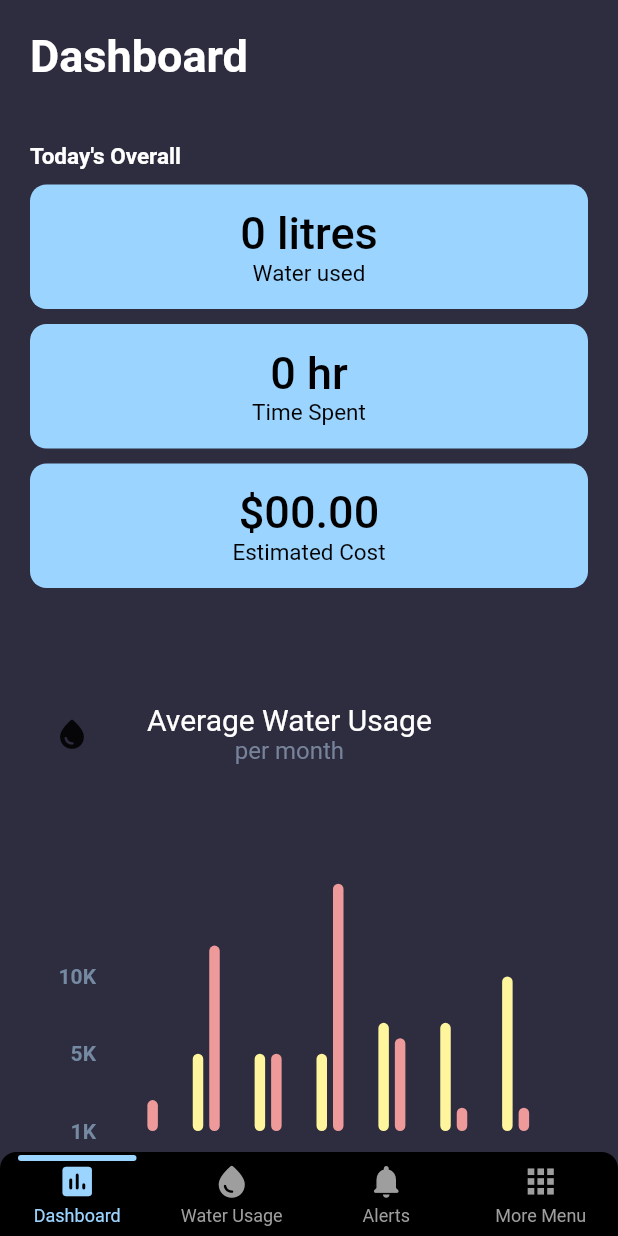
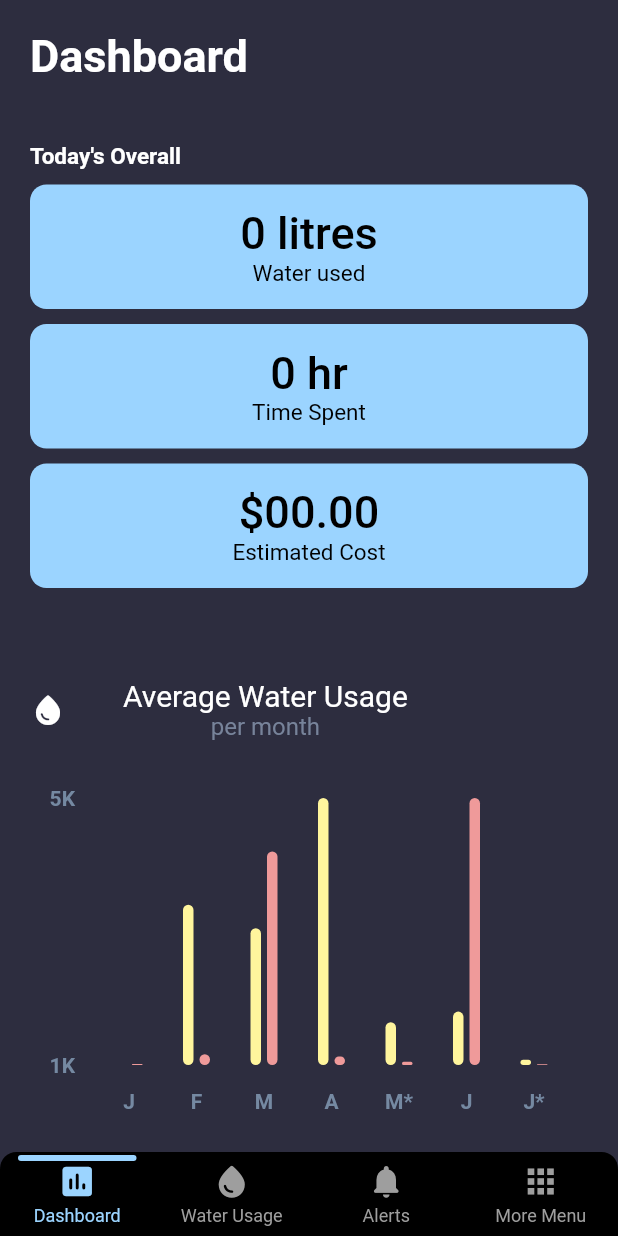
Before and after one commit to Chromacry/hydrosense_mobile_app, a Flutter app: the screen it shows after launch, after a tap on "Login", on a phone screen of 412 x 824 dp. Run offline on Flutter 3.47's test engine with Material 2 defaults, Android fonts, the phone set to English and light mode, and no system bars; drawn by our look-alikes of fl_chart, persistent_bottom_nav_bar.

Commit message:
added barchart for dashboard and forget password page

```diff
--- a/lib/src/screens/Dashboard/widgets/water_usage_barchart.dart
+++ b/lib/src/screens/Dashboard/widgets/water_usage_barchart.dart
@@ -26,11 +26,11 @@ class _WaterUsageBarChartState extends State<WaterUsageBarChart> {
     //* Amount of bar in chart
     //* makeGroupData(Grouping, Bar1, Bar2)
     final barGroup1 = makeGroupData(0, 0, 2);
-    final barGroup2 = makeGroupData(1, 5, 12);
-    final barGroup3 = makeGroupData(2, 5, 5);
-    final barGroup4 = makeGroupData(3, 5, 16);
-    final barGroup5 = makeGroupData(4, 7, 6);
-    final barGroup6 = makeGroupData(5, 7, 1.5);
+    final barGroup2 = makeGroupData(1, 300, 20);
+    final barGroup3 = makeGroupData(2, 256, 400);
+    final barGroup4 = makeGroupData(3, 500, 16);
+    final barGroup5 = makeGroupData(4, 80, 6);
+    final barGroup6 = makeGroupData(5, 100, 500);
     final barGroup7 = makeGroupData(6, 10, 1.5);
 
     final items = [
@@ -42,26 +42,23 @@ class _WaterUsageBarChartState extends State<WaterUsageBarChart> {
       barGroup6,
       barGroup7,
     ];
-
     rawBarGroups = items;
-
     showingBarGroups = rawBarGroups;
   }
 
   @override
   Widget build(BuildContext context) {
-    return AspectRatio(
-      aspectRatio: 1,
-      child: Padding(
-        padding: const EdgeInsets.all(16),
+    return Container(
+      width: double.infinity,
+      height: 300,
       child: Column(
         crossAxisAlignment: CrossAxisAlignment.stretch,
         children: <Widget>[
           Row(
             mainAxisSize: MainAxisSize.min,
-              children: <Widget>[
+            children: [
               // makeTransactionsIcon(),
-                const Icon(Icons.water_drop_rounded),
+              const Icon(Icons.water_drop_rounded, color: Colors.white),
               const SizedBox(
                 width: 38,
               ),
@@ -89,9 +86,10 @@ class _WaterUsageBarChartState extends State<WaterUsageBarChart> {
             height: 38,
           ),
           Expanded(
+            child: Container(
               child: BarChart(
                 BarChartData(
-                  maxY: 20,
+                  maxY: 500,
                   barTouchData: BarTouchData(
                     touchTooltipData: BarTouchTooltipData(
                       tooltipBgColor: Colors.grey,
@@ -157,7 +155,7 @@ class _WaterUsageBarChartState extends State<WaterUsageBarChart> {
                     leftTitles: AxisTitles(
                       sideTitles: SideTitles(
                         showTitles: true,
-                        reservedSize: 28,
+                        reservedSize: 30, //28
                         interval: 1,
                         getTitlesWidget: leftTitles,
                       ),
@@ -171,11 +169,11 @@ class _WaterUsageBarChartState extends State<WaterUsageBarChart> {
                 ),
               ),
             ),
-            const SizedBox(
-              height: 12,
           ),
+          // const SizedBox(
+          //   height: 12,
+          // ),
         ],
-        ),
       ),
     );
   }
@@ -190,10 +188,10 @@ class _WaterUsageBarChartState extends State<WaterUsageBarChart> {
     String text;
     if (value == 0) {
       text = '1K';
-    } else if (value == 5) {
+    } else if (value == 250) {
+      text = '2.5K';
+    } else if (value == 500) {
       text = '5K';
-    } else if (value == 10) {
-      text = '10K';
     } else {
       return Container();
     }
@@ -206,10 +204,16 @@ class _WaterUsageBarChartState extends State<WaterUsageBarChart> {
 
   //* By number of bars created
   Widget bottomTitles(double value, TitleMeta meta) {
-    final titles = <String>['Mn', 'Te', 'Wd', 'Tu', 'Fr', 'St', 'Su'];
+    //TODO Dynamically create titles from data
+    final titles = <String>['J', 'F', 'M', 'A', 'M*', 'J', 'J*'];
+
+    final intIndex = value.isFinite ? value.toInt() : 0;
+    final title =
+        intIndex >= 0 && intIndex < titles.length ? titles[intIndex] : '';
 
     final Widget text = Text(
-      titles[value.toInt()],
+      // titles[value.toInt()], // Original code
+      title,
       style: const TextStyle(
         color: Color(0xff7589a2),
         fontWeight: FontWeight.bold,
@@ -219,14 +223,14 @@ class _WaterUsageBarChartState extends State<WaterUsageBarChart> {
 
     return SideTitleWidget(
       axisSide: meta.axisSide,
-      space: 16, //margin top
+      space: 16, //16 //margin top
       child: text,
     );
   }
 
   BarChartGroupData makeGroupData(int x, double y1, double y2) {
     return BarChartGroupData(
-      barsSpace: 4,
+      barsSpace: 4, //4
       x: x,
       barRods: [
         BarChartRodData(
@@ -242,51 +246,4 @@ class _WaterUsageBarChartState extends State<WaterUsageBarChart> {
       ],
     );
   }
-
-  Widget makeTransactionsIcon() {
-    const width = 4.5;
-    const space = 3.5;
-    return Row(
-      mainAxisSize: MainAxisSize.min,
-      children: <Widget>[
-        Container(
-          width: width,
-          height: 10,
-          color: Colors.white.withOpacity(0.4),
-        ),
-        const SizedBox(
-          width: space,
-        ),
-        Container(
-          width: width,
-          height: 28,
-          color: Colors.white.withOpacity(0.8),
-        ),
-        const SizedBox(
-          width: space,
-        ),
-        Container(
-          width: width,
-          height: 42,
-          color: Colors.white.withOpacity(1),
-        ),
-        const SizedBox(
-          width: space,
-        ),
-        Container(
-          width: width,
-          height: 28,
-          color: Colors.white.withOpacity(0.8),
-        ),
-        const SizedBox(
-          width: space,
-        ),
-        Container(
-          width: width,
-          height: 10,
-          color: Colors.white.withOpacity(0.4),
-        ),
-      ],
-    );
 }
-}
```
Also changed, not shown: lib/src/screens/ForgetPassword/forget_password.dart (+1 -6 lines). Lines whose indentation alone changed are shown as unchanged.
